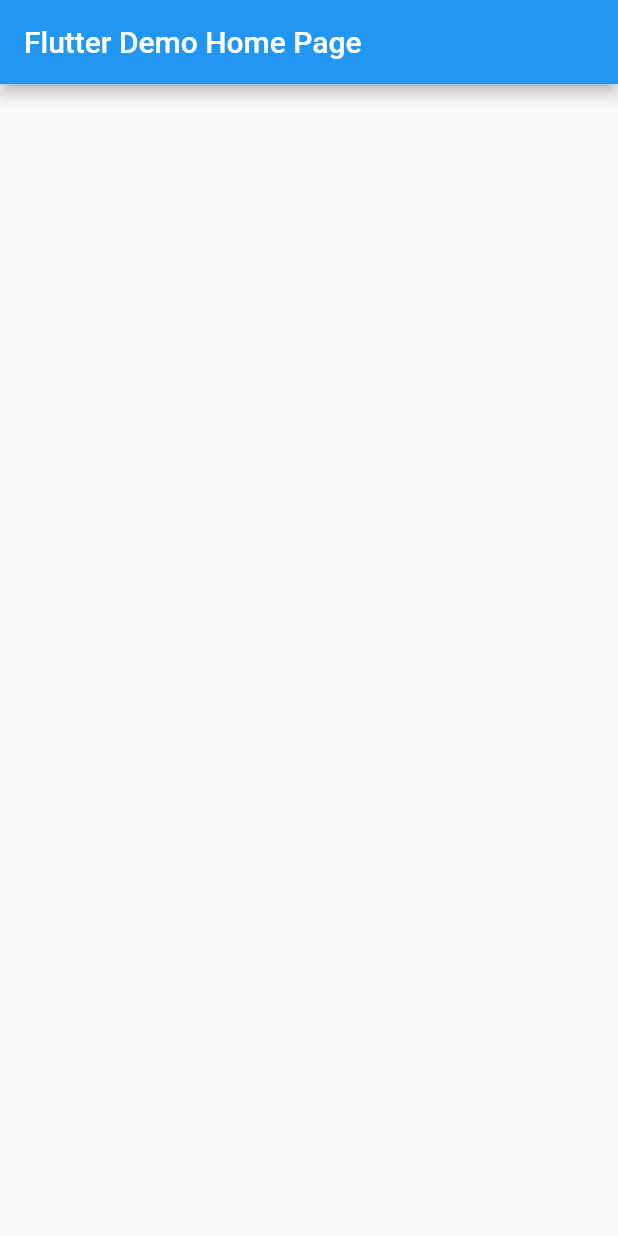
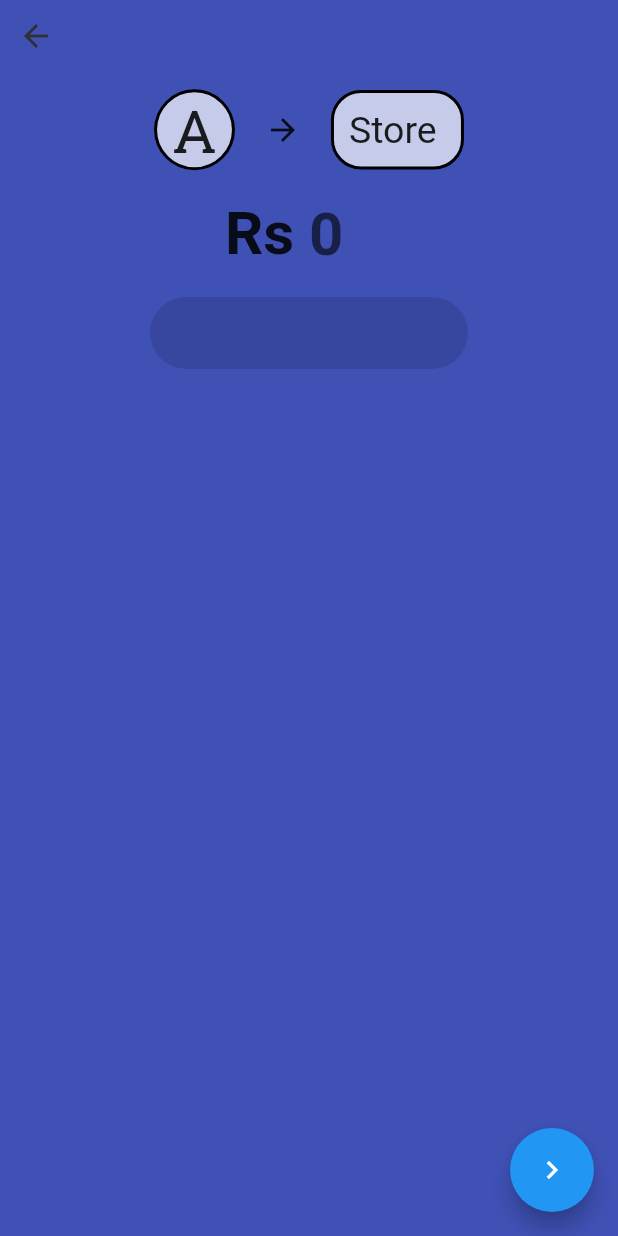
Before and after one commit to gecwayanad/store_pay, a Flutter app: the screen it shows after launch, on a phone screen of 412 x 824 dp. Run offline on Flutter 3.47's test engine with Material 2 defaults, Android fonts, the light colour scheme and no system bars; our stand-ins replace google_fonts; Roboto replaces fonts that are missing (Exo).

Commit message:
payment page uploaded

```diff
--- a/lib/Screens/paymentScreen.dart
+++ b/lib/Screens/paymentScreen.dart
@@ -0,0 +1,100 @@
+import 'package:flutter/material.dart';
+import 'package:google_fonts/google_fonts.dart';
+
+class PaymentScreen extends StatefulWidget {
+  @override
+  _PaymentScreenState createState() => _PaymentScreenState();
+}
+
+class _PaymentScreenState extends State<PaymentScreen> {
+  @override
+  Widget build(BuildContext context) {
+    return Scaffold(
+        backgroundColor: Colors.indigo,
+        body: Column(crossAxisAlignment: CrossAxisAlignment.start, children: [
+          //Backward button
+          IconButton(
+              icon: const Icon(Icons.arrow_back),
+              color: Colors.grey[850],
+              onPressed: () {}),
+          Column(
+            mainAxisAlignment: MainAxisAlignment.center,
+            children: [
+              Row(
+                mainAxisAlignment: MainAxisAlignment.center,
+                children: [
+                  Container(
+                      decoration: BoxDecoration(
+                          shape: BoxShape.circle,
+                          color: Colors.white70,
+                          border: Border.all(color: Colors.black, width: 2.0)),
+                      child: Padding(
+                        padding: EdgeInsets.all(10),
+                        //Icon of the profile
+                        child: Text('A',
+                            style: GoogleFonts.robotoSlab(fontSize: 40)),
+                      )),
+                  SizedBox(
+                    width: 20,
+                  ),
+                  Icon(Icons.arrow_forward_sharp),
+                  SizedBox(width: 20),
+                  Container(
+                      decoration: BoxDecoration(
+                          shape: BoxShape.rectangle,
+                          color: Colors.white70,
+                          border: Border.all(color: Colors.black, width: 2.0),
+                          borderRadius: BorderRadius.circular(20)),
+                      child: Padding(
+                        padding: EdgeInsets.all(10),
+                        //showing store 1 or store 2
+                        child: Text('Store ',
+                            style: GoogleFonts.ubuntuMono(fontSize: 25)),
+                      )),
+                ],
+              ),
+              Column(mainAxisAlignment: MainAxisAlignment.center, children: [
+                Container(
+                    margin: EdgeInsets.fromLTRB(150, 0, 10, 0),
+                    //textfield for entering money
+                    child: TextField(
+                      keyboardType: TextInputType.number,
+                      style: GoogleFonts.exo(
+                          fontSize: 40, fontWeight: FontWeight.w600),
+                      cursorHeight: 40,
+                      cursorWidth: 1,
+                      decoration: InputDecoration(
+                          isDense: true,
+                          prefixIcon: Text("Rs ",
+                              style: GoogleFonts.exo(
+                                  fontSize: 40, fontWeight: FontWeight.w600)),
+                          hintText: '0',
+                          hintStyle: GoogleFonts.exo(
+                              fontSize: 40, fontWeight: FontWeight.w600),
+                          border: InputBorder.none),
+                    )),
+              ]),
+              SizedBox(height: 10),
+              Container(
+                  decoration: BoxDecoration(
+                    borderRadius: BorderRadius.circular(30),
+                    color: Colors.black12,
+                  ),
+                  margin: EdgeInsets.fromLTRB(100, 0, 100, 0),
+                  child: TextField(
+                    style: TextStyle(fontSize: 20, color: Colors.white),
+                    textAlign: TextAlign.center,
+                    decoration: InputDecoration(
+                      border: InputBorder.none,
+                    ),
+                  )),
+            ],
+          ),
+        ]),
+        //button for forward
+        floatingActionButton: FloatingActionButton(
+          onPressed: () {},
+          child: Icon(Icons.keyboard_arrow_right),
+        ));
+  }
+}
--- a/lib/main.dart
+++ b/lib/main.dart
@@ -1,79 +1,19 @@
 import 'package:flutter/material.dart';
+import 'Screens/paymentScreen.dart';
 
 void main() {
   runApp(MyApp());
 }
 
 class MyApp extends StatelessWidget {
-  // This widget is the root of your application.
   @override
   Widget build(BuildContext context) {
     return MaterialApp(
-      title: 'Flutter Demo',
+      title: 'Store Pay',
       theme: ThemeData(
-        // This is the theme of your application.
-        //
-        // Try running your application with "flutter run". You'll see the
-        // application has a blue toolbar. Then, without quitting the app, try
-        // changing the primarySwatch below to Colors.green and then invoke
-        // "hot reload" (press "r" in the console where you ran "flutter run",
-        // or simply save your changes to "hot reload" in a Flutter IDE).
-        // Notice that the counter didn't reset back to zero; the application
-        // is not restarted.
         primarySwatch: Colors.blue,
       ),
-      home: MyHomePage(title: 'Flutter Demo Home Page'),
+      home: PaymentScreen(),
     );
   }
 }
-
-class MyHomePage extends StatefulWidget {
-  MyHomePage({Key key, this.title}) : super(key: key);
-
-  // This widget is the home page of your application. It is stateful, meaning
-  // that it has a State object (defined below) that contains fields that affect
-  // how it looks.
-
-  // This class is the configuration for the state. It holds the values (in this
-  // case the title) provided by the parent (in this case the App widget) and
-  // used by the build method of the State. Fields in a Widget subclass are
-  // always marked "final".
-
-  final String title;
-
-  @override
-  _MyHomePageState createState() => _MyHomePageState();
-}
-
-class _MyHomePageState extends State<MyHomePage> {
-  int _counter = 0;
-
-  void _incrementCounter() {
-    setState(() {
-      // This call to setState tells the Flutter framework that something has
-      // changed in this State, which causes it to rerun the build method below
-      // so that the display can reflect the updated values. If we changed
-      // _counter without calling setState(), then the build method would not be
-      // called again, and so nothing would appear to happen.
-      _counter++;
-    });
-  }
-
-  @override
-  Widget build(BuildContext context) {
-    // This method is rerun every time setState is called, for instance as done
-    // by the _incrementCounter method above.
-    //
-    // The Flutter framework has been optimized to make rerunning build methods
-    // fast, so that you can just rebuild anything that needs updating rather
-    // than having to individually change instances of widgets.
-    return Scaffold(
-      appBar: AppBar(
-        // Here we take the value from the MyHomePage object that was created by
-        // the App.build method, and use it to set our appbar title.
-        title: Text(widget.title),
-      ),
-       // This trailing comma makes auto-formatting nicer for build methods.
-    );
-  }
-}
```
